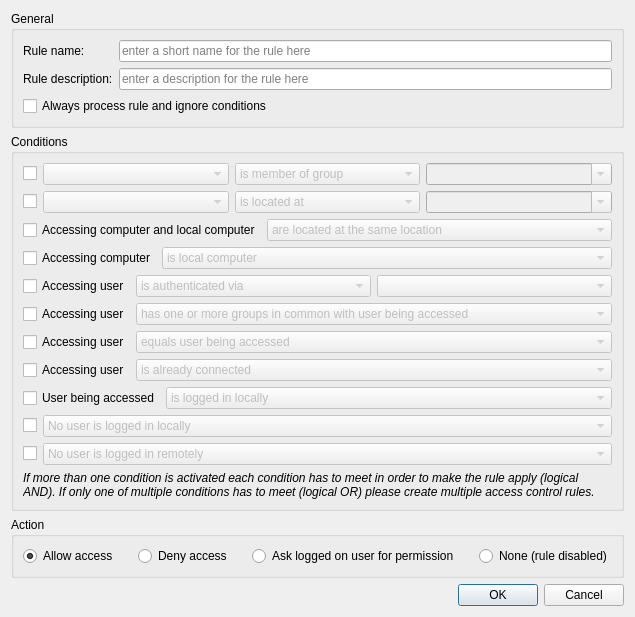
Before: the Qt Designer form configurator/src/AccessControlRuleEditDialog.ui in veyon/veyon, drawn with Qt 5.
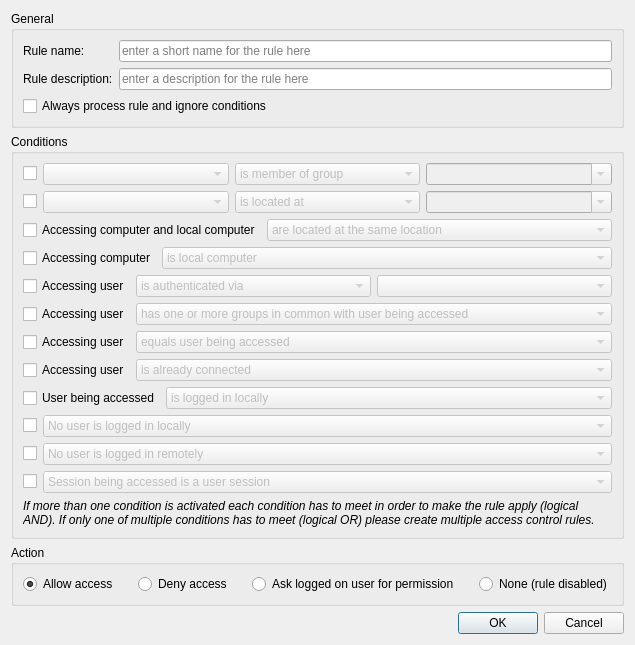
After: the same form once the commit is applied.

Commit message:
AccessControl: add condition UserSession
This condition allows distinguishing between user sessions and login
screens.

The edit to the form file:
```diff
--- a/configurator/src/AccessControlRuleEditDialog.ui
+++ b/configurator/src/AccessControlRuleEditDialog.ui
@@ -421,6 +421,30 @@
         </item>
        </layout>
       </item>
+      <item>
+       <layout class="QHBoxLayout" name="horizontalLayout_13" stretch="0,1">
+        <item>
+         <widget class="QCheckBox" name="isUserSession"/>
+        </item>
+        <item>
+         <widget class="QComboBox" name="invertIsUserSession">
+          <property name="enabled">
+           <bool>false</bool>
+          </property>
+          <item>
+           <property name="text">
+            <string>Session being accessed is a user session</string>
+           </property>
+          </item>
+          <item>
+           <property name="text">
+            <string>Session being accessed is a login screen</string>
+           </property>
+          </item>
+         </widget>
+        </item>
+       </layout>
+      </item>
       <item>
        <widget class="QLabel" name="label">
         <property name="font">
```
Left out of the diff: 18 changed lines with no effect on the pictures. The commit also changes 3 other files.
